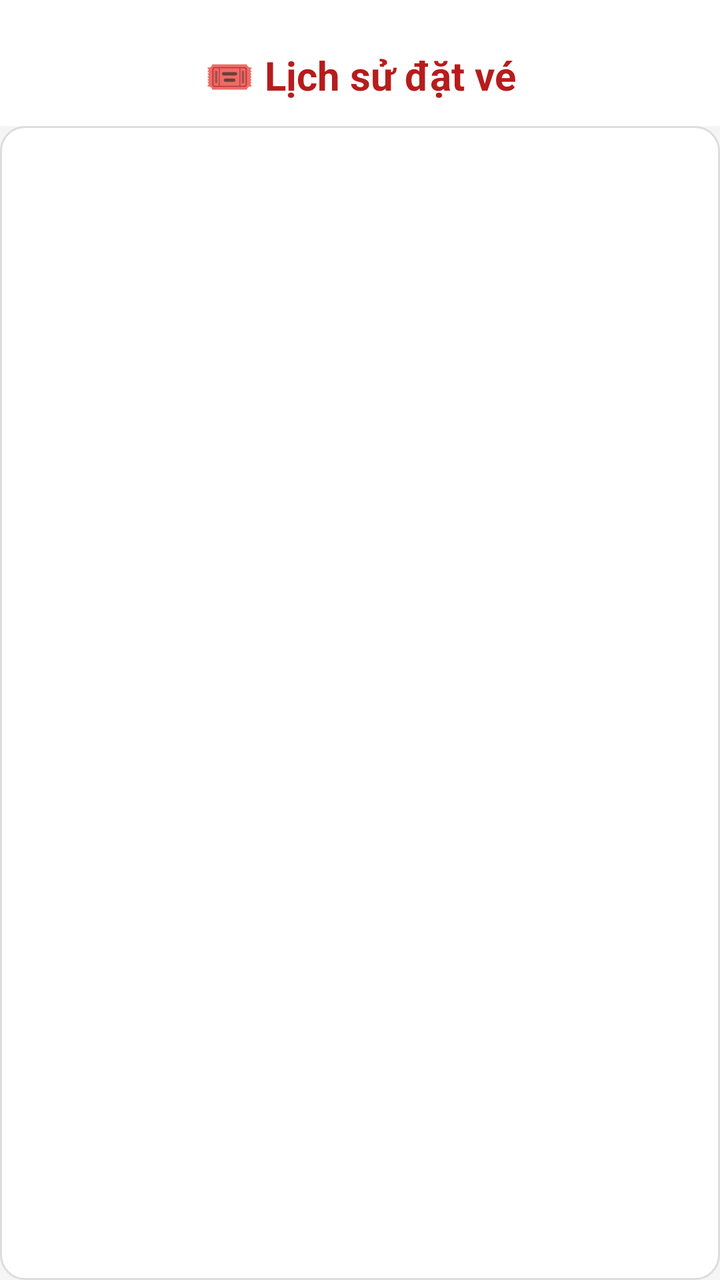
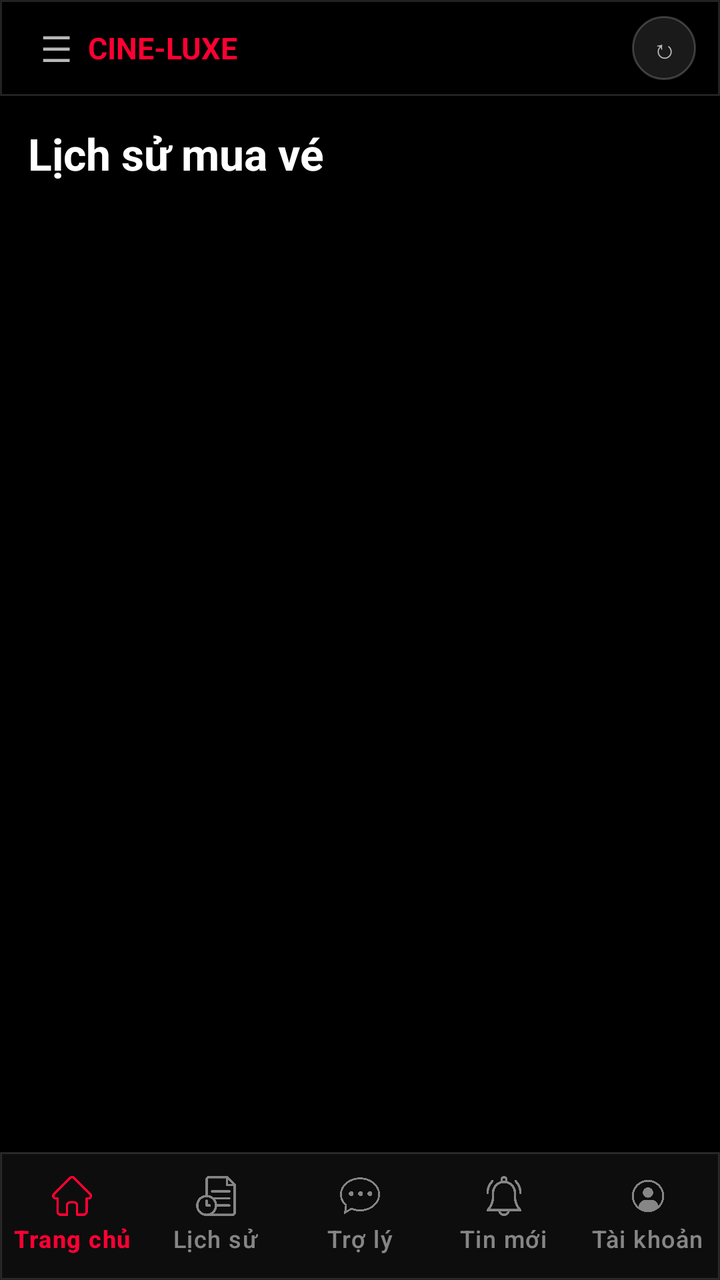

Two renders of the same Android screen: before a commit and after it. Below are the layout's source before the change and the commit's diff.
<!-- AndroidManifest.xml: application theme Theme.BookingCinema -->
<!-- res/layout/activity_history.xml -->
<?xml version="1.0" encoding="utf-8"?>
<androidx.constraintlayout.widget.ConstraintLayout
    xmlns:android="http://schemas.android.com/apk/res/android"
    xmlns:app="http://schemas.android.com/apk/res-auto"
    android:layout_width="match_parent"
    android:layout_height="match_parent"
    android:background="#F5F5F5">

    
    <TextView
        android:id="@+id/tvTitle"
        android:layout_width="0dp"
        android:layout_height="wrap_content"
        android:text="🎟️ Lịch sử đặt vé"
        android:textSize="20sp"
        android:textStyle="bold"
        android:textColor="#B71C1C"
        android:gravity="center"
        android:paddingTop="24dp"
        android:paddingBottom="12dp"
        android:background="@android:color/white"
        app:layout_constraintTop_toTopOf="parent"
        app:layout_constraintStart_toStartOf="parent"
        app:layout_constraintEnd_toEndOf="parent" />

    
    <androidx.recyclerview.widget.RecyclerView
        android:id="@+id/recyclerHistory"
        android:layout_width="0dp"
        android:layout_height="0dp"
        android:padding="16dp"
        android:clipToPadding="false"
        android:scrollbars="vertical"
        android:background="@drawable/bg_recycler_card"
        app:layout_constraintTop_toBottomOf="@id/tvTitle"
        app:layout_constraintBottom_toBottomOf="parent"
        app:layout_constraintStart_toStartOf="parent"
        app:layout_constraintEnd_toEndOf="parent"/>
</androidx.constraintlayout.widget.ConstraintLayout>
<!-- resources referenced by this layout -->
<resources>
  <!-- drawable bg_recycler_card (drawable) -->
  <?xml version="1.0" encoding="utf-8"?>
  <shape xmlns:android="http://schemas.android.com/apk/res/android"
      android:shape="rectangle">
      <solid android:color="#FFFFFF" />
      <corners android:radius="12dp" />
      <stroke android:width="1dp" android:color="#DDDDDD" />
  </shape>
  <style name="Theme.BookingCinema" parent="Base.Theme.BookingCinema" />
  <style name="Base.Theme.BookingCinema" parent="Theme.Material3.DayNight.NoActionBar">
          
          
      </style>
</resources>

<!-- the commit's change to res/layout/activity_history.xml (unified diff, before → after) -->
@@ -1,39 +1,99 @@
 <?xml version="1.0" encoding="utf-8"?>
-<androidx.constraintlayout.widget.ConstraintLayout
-    xmlns:android="http://schemas.android.com/apk/res/android"
+<LinearLayout xmlns:android="http://schemas.android.com/apk/res/android"
     xmlns:app="http://schemas.android.com/apk/res-auto"
     android:layout_width="match_parent"
     android:layout_height="match_parent"
-    android:background="#F5F5F5">
+    android:background="@color/cinema_bg"
+    android:orientation="vertical">
 
-    
+    <LinearLayout
+        android:layout_width="match_parent"
+        android:layout_height="48dp"
+        android:background="@drawable/bg_top_bar_luxe"
+        android:gravity="center_vertical"
+        android:orientation="horizontal"
+        android:paddingHorizontal="12dp">
+
+        <TextView
+            android:layout_width="32dp"
+            android:layout_height="32dp"
+            android:gravity="center"
+            android:text="☰"
+            android:textColor="@color/cinema_text_muted"
+            android:textSize="18sp" />
+
+        <TextView
+            android:layout_width="0dp"
+            android:layout_height="wrap_content"
+            android:layout_weight="1"
+            android:text="CINE-LUXE"
+            android:textColor="@color/cinema_accent"
+            android:textSize="15sp"
+            android:textStyle="bold" />
+
+        <TextView
+            android:layout_width="32dp"
+            android:layout_height="32dp"
+            android:background="@drawable/bg_icon_circle_luxe"
+            android:gravity="center"
+            android:text="↻"
+            android:textColor="@color/cinema_text_muted"
+            android:textSize="13sp" />
+    </LinearLayout>
+
     <TextView
         android:id="@+id/tvTitle"
-        android:layout_width="0dp"
+        android:layout_width="match_parent"
         android:layout_height="wrap_content"
-        android:text="🎟️ Lịch sử đặt vé"
-        android:textSize="20sp"
-        android:textStyle="bold"
-        android:textColor="#B71C1C"
-        android:gravity="center"
-        android:paddingTop="24dp"
-        android:paddingBottom="12dp"
-        android:background="@android:color/white"
-        app:layout_constraintTop_toTopOf="parent"
-        app:layout_constraintStart_toStartOf="parent"
-        app:layout_constraintEnd_toEndOf="parent" />
+        android:paddingHorizontal="14dp"
+        android:paddingTop="14dp"
+        android:paddingBottom="8dp"
+        android:text="Lịch sử mua vé"
+        android:textColor="@color/cinema_text"
+        android:textSize="22sp"
+        android:textStyle="bold" />
 
-    
-    <androidx.recyclerview.widget.RecyclerView
-        android:id="@+id/recyclerHistory"
-        android:layout_width="0dp"
+    <FrameLayout
+        android:layout_width="match_parent"
         android:layout_height="0dp"
-        android:padding="16dp"
-        android:clipToPadding="false"
-        android:scrollbars="vertical"
-        android:background="@drawable/bg_recycler_card"
-        app:layout_constraintTop_toBottomOf="@id/tvTitle"
-        app:layout_constraintBottom_toBottomOf="parent"
-        app:layout_constraintStart_toStartOf="parent"
-        app:layout_constraintEnd_toEndOf="parent"/>
-</androidx.constraintlayout.widget.ConstraintLayout>
+        android:layout_weight="1">
+
+        <androidx.recyclerview.widget.RecyclerView
+            android:id="@+id/recyclerHistory"
+            android:layout_width="match_parent"
+            android:layout_height="match_parent"
+            android:clipToPadding="false"
+            android:paddingHorizontal="8dp"
+            android:paddingBottom="14dp" />
+
+        <ProgressBar
+            android:id="@+id/progressBar"
+            android:layout_width="42dp"
+            android:layout_height="42dp"
+            android:layout_gravity="center"
+            android:indeterminateTint="@color/cinema_accent" />
+
+        <TextView
+            android:id="@+id/tvEmpty"
+            android:layout_width="match_parent"
+            android:layout_height="wrap_content"
+            android:layout_gravity="center"
+            android:gravity="center"
+            android:padding="24dp"
+            android:text="Bạn chưa có giao dịch nào"
+            android:textColor="@color/cinema_text_muted"
+            android:textSize="14sp"
+            android:visibility="gone" />
+    </FrameLayout>
+
+    <com.google.android.material.bottomnavigation.BottomNavigationView
+        android:id="@+id/bottomNav"
+        android:layout_width="match_parent"
+        android:layout_height="64dp"
+        android:background="@drawable/bg_bottom_nav_luxe"
+        app:itemIconSize="20dp"
+        app:itemIconTint="@color/nav_icon_selector"
+        app:itemTextColor="@color/nav_text_selector"
+        app:labelVisibilityMode="labeled"
+        app:menu="@menu/bottom_nav_menu" />
+</LinearLayout>
<!-- resource entries referenced after the edit -->
@@ -1,17 +1,44 @@
 <!-- resources referenced by this layout -->
 <resources>
-  <!-- drawable bg_recycler_card (drawable) -->
+  <color name="cinema_accent">#FF0033</color>
+  <color name="cinema_bg">#000000</color>
+  <color name="cinema_text">#FFFFFFFF</color>
+  <color name="cinema_text_muted">#B8B8B8</color>
+  <!-- drawable bg_bottom_nav_luxe (drawable) -->
+  <?xml version="1.0" encoding="utf-8"?>
+  <shape xmlns:android="http://schemas.android.com/apk/res/android">
+      <solid android:color="#0D0D0D" />
+      <stroke android:width="1dp" android:color="#22FFFFFF" />
+  </shape>
+  <!-- drawable bg_icon_circle_luxe (drawable) -->
   <?xml version="1.0" encoding="utf-8"?>
   <shape xmlns:android="http://schemas.android.com/apk/res/android"
-      android:shape="rectangle">
-      <solid android:color="#FFFFFF" />
-      <corners android:radius="12dp" />
-      <stroke android:width="1dp" android:color="#DDDDDD" />
+      android:shape="oval">
+      <solid android:color="#1AFFFFFF" />
+      <stroke
+          android:width="1dp"
+          android:color="#33FFFFFF" />
+  </shape>
+  <!-- drawable bg_top_bar_luxe (drawable) -->
+  <?xml version="1.0" encoding="utf-8"?>
+  <shape xmlns:android="http://schemas.android.com/apk/res/android">
+      <solid android:color="#000000" />
+      <stroke
+          android:width="1dp"
+          android:color="#22FFFFFF" />
   </shape>
   <style name="Theme.BookingCinema" parent="Base.Theme.BookingCinema" />
   <style name="Base.Theme.BookingCinema" parent="Theme.Material3.DayNight.NoActionBar">
-          
-          
+          <item name="android:fontFamily">sans-serif</item>
+          <item name="fontFamily">sans-serif</item>
+          <item name="android:windowLightStatusBar">false</item>
+          <item name="android:statusBarColor">@color/cinema_bg</item>
+          <item name="android:navigationBarColor">@color/cinema_bg</item>
+          <item name="android:windowNoTitle">true</item>
+          <item name="colorPrimary">@color/cinema_accent</item>
+          <item name="colorSecondary">@color/cinema_accent</item>
+          <item name="colorSurface">@color/cinema_panel</item>
       </style>
+  <color name="cinema_panel">#0D0D0D</color>
 </resources>
 
